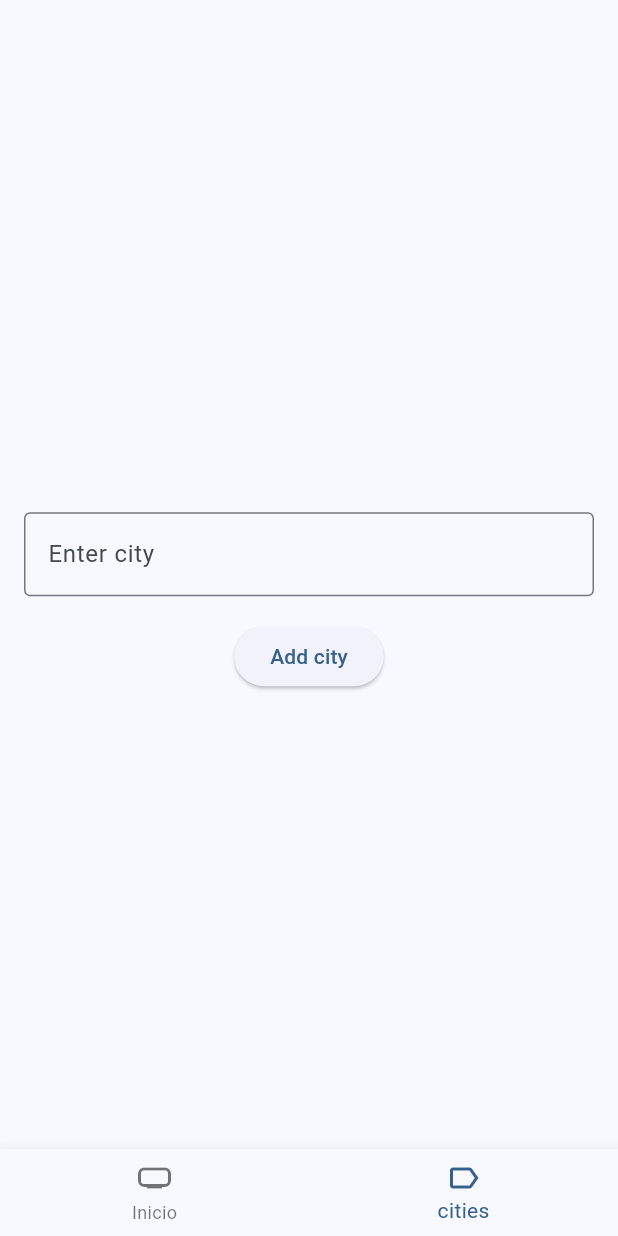
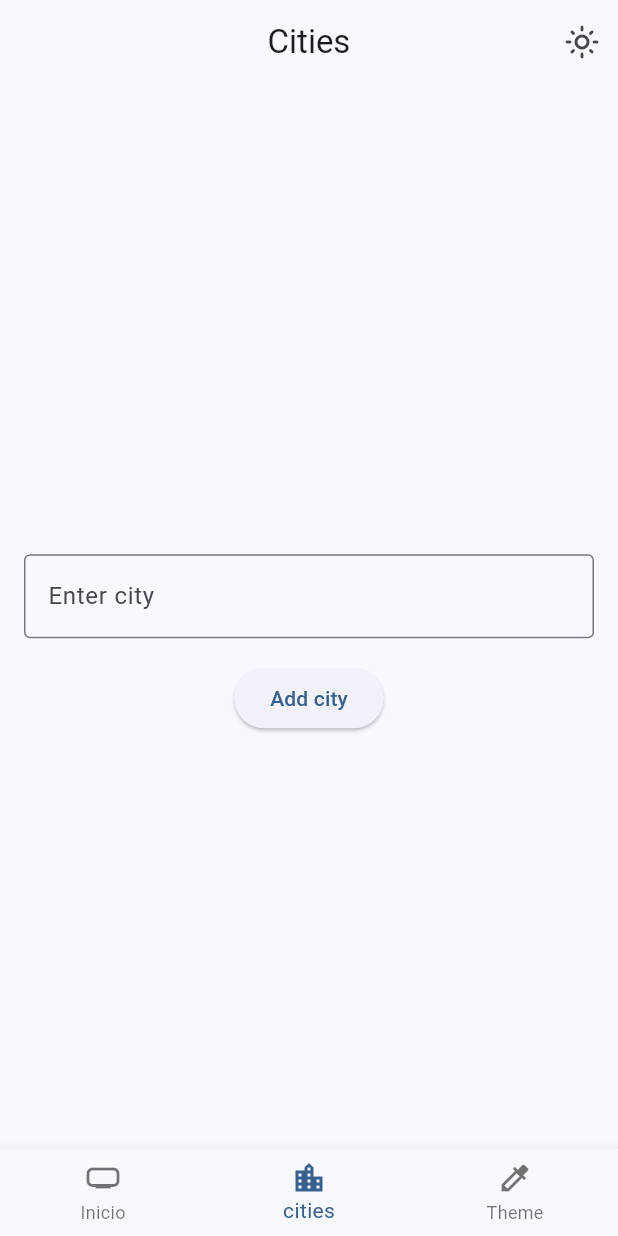
Before and after one commit to LuisMiguelCardenas/weather-app, a Flutter app: the screen it shows after launch, item 2 of the bottom bar chosen, on a phone screen of 412 x 824 dp. Run offline on Flutter 3.47's test engine with Material 3 defaults, Android fonts, the phone set to English and light mode, and no system bars; our stand-ins replace animate_do, diacritic, dio, flutter_dotenv, flutter_riverpod, geolocator and 1 more; statements that could not run were skipped.

Commit message:
develop done

```diff
--- a/lib/config/helpers/helpers.dart
+++ b/lib/config/helpers/helpers.dart
@@ -1,3 +1,4 @@
+import 'package:clima_exito/config/constants/colors_contants.dart';
 import 'package:clima_exito/domain/entities/weather_forecast.dart';
 
 String capitalize(String text) {
@@ -33,3 +34,8 @@ List<WeatherForecast> filterForecastsByDate(List<WeatherForecast> weatherDays) {
 
   return filteredList;
 }
+
+
+String getColorName(int colorValue) {
+  return colorNames[colorValue] ?? 'Unknown color';
+}
--- a/lib/config/router/app_router.dart
+++ b/lib/config/router/app_router.dart
@@ -1,41 +1,42 @@
-
-
 import 'package:clima_exito/presentation/screens/cities_screen.dart';
 import 'package:clima_exito/presentation/screens/city_description_screen.dart';
 import 'package:clima_exito/presentation/screens/home_screen.dart';
+import 'package:clima_exito/presentation/screens/theme_changer_screen.dart';
 import 'package:clima_exito/presentation/widgets/shared/custom_buottom_navigation.dart';
 import 'package:flutter/material.dart';
 import 'package:go_router/go_router.dart';
 
-
-
 final appRouter = GoRouter(
-
   initialLocation: '/',
   routes: <RouteBase>[
     StatefulShellRoute.indexedStack(
       builder: (BuildContext context, GoRouterState state,
           StatefulNavigationShell navigationShell) {
-
         return CostomBottomNavigation(navigationShell: navigationShell);
       },
       branches: <StatefulShellBranch>[
-
         StatefulShellBranch(
-
           routes: <RouteBase>[
             GoRoute(
               path: '/',
-                builder: (BuildContext context, GoRouterState state,) =>
+              builder: (
+                BuildContext context,
+                GoRouterState state,
+              ) =>
                   const HomeScreen(),
-
             ),
+          ],
+        ),
+        StatefulShellBranch(
+          routes: <RouteBase>[
             GoRoute(
-                path: '/',
-                builder: (BuildContext context, GoRouterState state,) =>
+              path: '/cities',
+              builder: (
+                BuildContext context,
+                GoRouterState state,
+              ) =>
                   const CitiesScreen(),
               routes: <RouteBase>[
-
                 GoRoute(
                   path: 'city/:name',
                   builder: (context, state) {
@@ -43,63 +44,24 @@ import 'package:go_router/go_router.dart';
                     // final cityName = state.pathParameters['name'] ?? 'no-name';
                     return CityDescriptionScreen(cityName: cityName);
                   },
-
                 ),
               ],
             ),
           ],
         ),
-
-
         StatefulShellBranch(
-
           routes: <RouteBase>[
             GoRoute(
-
-                path: '/cities',
-                builder: (BuildContext context, GoRouterState state) =>
-                    const CitiesScreen(
-
-                )
+              path: '/theme',
+              builder: (
+                BuildContext context,
+                GoRouterState state,
+              ) =>
+                  const ThemeChangerScreen(),
             ),
           ],
         ),
-
-
       ],
     ),
   ],
 );
-
-
-
-
-
-
-
-
-
-
-// final appRouter = GoRouter(
-//   initialLocation: '/',
-//   routes: [
-//   GoRoute(
-//     path: '/',
-//     name: HomeScreen.name,
-//     builder: (context, state) => const HomeScreen(),
-//   ),
-//   GoRoute(
-//       path: '/cities',
-//       name: CitiesScreen.name,
-//       builder: (context, state) => const CitiesScreen(),
-//       routes: [
-//         GoRoute(
-//           path: 'city/:name',
-//           name: CityDescriptionScreen.name,
-//           builder: (context, state) {
-//             final cityName = state.pathParameters['name'] ?? 'no-name';
-//             return CityDescriptionScreen(cityName: cityName);
-//           },
-//         ),
-//       ]),
-// ]);
--- a/lib/config/theme/app_theme.dart
+++ b/lib/config/theme/app_theme.dart
@@ -1,4 +1,5 @@
 import 'package:flutter/material.dart';
+
 
 const colorList = <Color>[
   Colors.blue,
@@ -6,7 +7,7 @@ const colorList = <Color>[
   Colors.green,
   Colors.red,
   Colors.purple,
-  Colors.deepOrange,
+  Colors.black,
   Colors.pink,
 ];
 
--- a/lib/domain/entities/weather_forecast.dart
+++ b/lib/domain/entities/weather_forecast.dart
@@ -1,5 +1,3 @@
-
-
 class WeatherForecast {
   final DateTime datehour;
   final String icon;
--- a/lib/presentation/providers/providers.dart
+++ b/lib/presentation/providers/providers.dart
@@ -1,3 +1,4 @@
 export 'weathers/weathers_providers.dart';
 export 'weathers/weathers_repository_provider.dart';
 export 'weathers/weather_city_info_provider.dart';
+export 'theme/theme_provider.dart';
--- a/lib/presentation/screens/cities_screen.dart
+++ b/lib/presentation/screens/cities_screen.dart
@@ -1,7 +1,7 @@
+import '../providers/providers.dart';
 import 'package:clima_exito/domain/entities/weather.dart';
-import 'package:clima_exito/presentation/providers/providers.dart';
+import 'package:flutter_riverpod/flutter_riverpod.dart';
 import 'package:flutter/material.dart';
-import 'package:flutter_riverpod/flutter_riverpod.dart';
 import 'package:go_router/go_router.dart';
 
 class CitiesScreen extends ConsumerStatefulWidget {
@@ -24,6 +24,7 @@ class CitiesViewState extends ConsumerState<CitiesScreen> {
   @override
   Widget build(BuildContext context) {
     final citiesWeather = ref.watch(cityWeatherProvider);
+    final isDarkmode = ref.watch(themeNotifierProvider).isDarkmode;
 
     WidgetsBinding.instance.addPostFrameCallback((_) {
       if (citiesWeather.isNotEmpty && _displayCityText.isEmpty) {
@@ -33,7 +34,20 @@ class CitiesViewState extends ConsumerState<CitiesScreen> {
         });
       }
     });
-    return Center(
+    return Scaffold(
+        appBar: AppBar(
+          title: const Text('Cities'),
+          actions: [
+            IconButton(
+                onPressed: () {
+                  ref.read(themeNotifierProvider.notifier).toggleDarkMode();
+                },
+                icon: Icon(isDarkmode
+                    ? Icons.dark_mode_outlined
+                    : Icons.light_mode_outlined))
+          ],
+        ),
+        body: Center(
           child: Column(
             mainAxisAlignment: MainAxisAlignment.center,
             children: [
@@ -41,6 +55,7 @@ class CitiesViewState extends ConsumerState<CitiesScreen> {
               Padding(
                 padding: const EdgeInsets.all(16.0),
                 child: TextField(
+                  autofocus: false,
                   controller: _controller,
                   decoration: const InputDecoration(
                     border: OutlineInputBorder(),
@@ -69,11 +84,12 @@ class CitiesViewState extends ConsumerState<CitiesScreen> {
                         scrollDirection: Axis.vertical,
                         physics: const BouncingScrollPhysics(),
                         itemBuilder: (context, index) {
-                      return _CardWeather(cityWeather: citiesWeather[index]);
+                          return _CardWeather(
+                              cityWeather: citiesWeather[index]);
                         }))
             ],
           ),
-    );
+        ));
   }
 }
 
@@ -92,9 +108,9 @@ Widget build(BuildContext context) {
         padding: const EdgeInsets.symmetric(vertical: 10),
         child: ElevatedButton(
           style: ElevatedButton.styleFrom(
-          backgroundColor: colors.primaryContainer
-        ),
-        onPressed: () => context.push('/city/${cityWeather.name}'),
+            elevation: 6,
+              backgroundColor: colors.primaryContainer),
+          onPressed: () => context.push('/cities/city/${cityWeather.name}'),
           child: Padding(
             padding: const EdgeInsets.fromLTRB(30, 5, 30, 5),
             child: Row(
@@ -135,5 +151,4 @@ Widget build(BuildContext context) {
       ),
     );
   }
-
 }
--- a/lib/presentation/widgets/shared/custom_buottom_navigation.dart
+++ b/lib/presentation/widgets/shared/custom_buottom_navigation.dart
@@ -2,12 +2,11 @@ import 'package:flutter/material.dart';
 import 'package:go_router/go_router.dart';
 
 class CostomBottomNavigation extends StatelessWidget {
-
   final StatefulNavigationShell navigationShell;
 
   const CostomBottomNavigation({super.key, required this.navigationShell});
 
-    int getCurrentIndex(BuildContext context) {
+  int getCurrentIndex(BuildContext context) {
     final dynamic location = GoRouterState.of(context).fullPath;
     switch (location) {
       case '/':
@@ -15,6 +14,9 @@ class CostomBottomNavigation extends StatelessWidget {
 
       case '/cities':
         return 1;
+
+      case '/theme':
+        return 2;
 
       default:
         return 0;
@@ -29,25 +31,26 @@ class CostomBottomNavigation extends StatelessWidget {
       case 1:
         context.go('/cities');
         break;
+      case 2:
+        context.go('/theme');
+        break;
     }
   }
 
   @override
   Widget build(BuildContext context) {
     return Scaffold(
-
       body: navigationShell,
-
       bottomNavigationBar: BottomNavigationBar(
-
         items: const <BottomNavigationBarItem>[
           BottomNavigationBarItem(icon: Icon(Icons.home_max), label: 'Inicio'),
-          BottomNavigationBarItem(icon: Icon(Icons.label_outline), label: 'cities'),
+          BottomNavigationBarItem(
+              icon: Icon(Icons.location_city), label: 'cities'),
+          BottomNavigationBarItem(icon: Icon(Icons.colorize), label: 'Theme'),
         ],
         currentIndex: getCurrentIndex(context),
         onTap: (value) => onItemTapped(context, value),
       ),
     );
   }
-
 }
--- a/lib/presentation/widgets/weather/city_description.dart
+++ b/lib/presentation/widgets/weather/city_description.dart
@@ -2,7 +2,6 @@
 import 'package:clima_exito/domain/entities/weather.dart';
 import 'package:flutter/material.dart';
 import 'package:flutter_riverpod/flutter_riverpod.dart';
-
 import '../widgets.dart';
 
 class CityDescription extends StatelessWidget {
```
Also changed, not shown: lib/config/constants/colors_contants.dart (added, +9 -0 lines), lib/infraestructure/datasources/openweather_datasource_impl.dart (+0 -22 lines), lib/presentation/providers/theme/theme_provider.dart (+0 -8 lines), lib/presentation/providers/weathers/weather_city_info_provider.dart (+7 -7 lines), lib/presentation/screens/city_description_screen.dart (+19 -5 lines), lib/presentation/screens/theme_changer_screen.dart (added, +65 -0 lines), lib/presentation/widgets/weather/general_description_weather.dart (+12 -7 lines), lib/presentation/widgets/weather/next_days_weather.dart (+12 -6 lines). Lines whose indentation alone changed are shown as unchanged.
